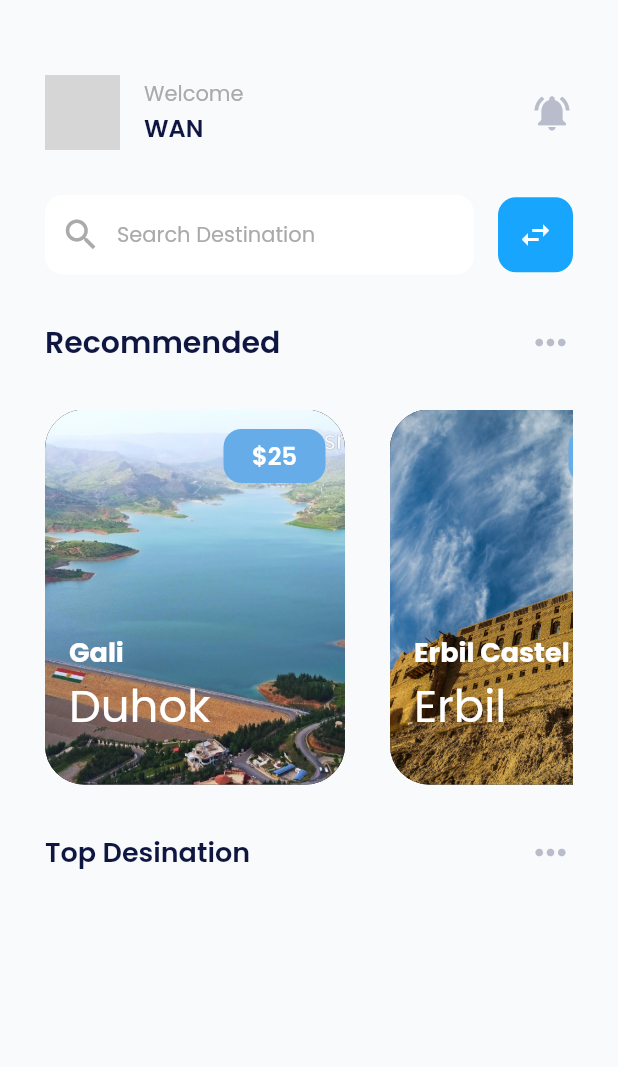
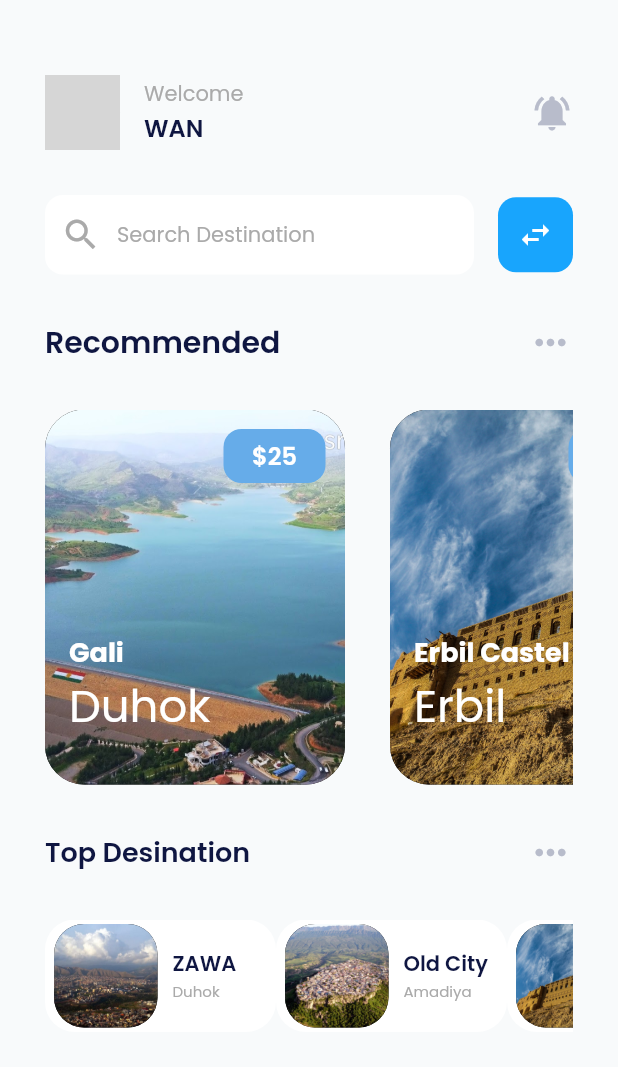
Before and after one commit to wano-77/tripadvisorr, a Flutter app: the screen it shows after launch, on a phone screen of 412 x 824 dp. Shown: the top 1067 px of the screen. Run offline on Flutter 3.47's test engine with Material 2 defaults, Android fonts, the light colour scheme and no system bars; our stand-ins replace google_fonts; grey boxes are pictures that could not be loaded.

Commit message:
top desination

```diff
--- /dev/null
+++ b/lib/components/card_top.dart
@@ -0,0 +1,50 @@
+import 'package:flutter/material.dart';
+import 'package:tripadvisor/utils/styles.dart';
+
+class CardTop extends StatelessWidget {
+final String name;
+final String image;
+final String location;
+
+
+
+  const CardTop({
+    required this.name,
+    required this.image,
+    required this.location,
+    super.key});
+
+  @override
+  Widget build(BuildContext context) {
+    return Container(
+decoration: BoxDecoration(color: white,
+borderRadius: BorderRadius.circular(20),
+),
+height: 75,
+width: 154,
+child: Row(
+  children: [
+    const SizedBox(width: 6),
+Container(
+decoration: BoxDecoration(color: black,
+borderRadius: BorderRadius.circular(20),
+image: DecorationImage(image:  AssetImage('assets/$image'),
+fit: BoxFit.cover,
+)
+),
+height: 69,
+width: 69,
+),
+SizedBox(width: xsmall,),
+Column(
+ crossAxisAlignment: CrossAxisAlignment.start,
+ mainAxisAlignment: MainAxisAlignment.center,
+  children: [
+Text(name,style: heading4,),
+Text(location,style: p3),
+
+],)
+],),
+    );
+  }
+}
--- a/lib/components/top.dart
+++ b/lib/components/top.dart
@@ -0,0 +1,23 @@
+import 'package:flutter/material.dart';
+import 'package:tripadvisor/components/card_top.dart';
+
+class Top extends StatelessWidget {
+  const Top({super.key});
+
+  @override
+  Widget build(BuildContext context) {
+    return SizedBox(
+      height: 75,
+      child: ListView(
+        scrollDirection: Axis.horizontal,
+        physics: const BouncingScrollPhysics(),
+children: const [
+  CardTop(name: 'ZAWA', image: 'duhok.jpg', location: 'Duhok'),
+  CardTop(name: 'Old City', image: 'amadiya.jpg', location: 'Amadiya'),
+  CardTop(name: 'Castel', image: 'arbil.jpeg', location: 'Erbil')
+],
+
+      ),
+    );
+  }
+}
--- a/lib/pages/home_page.dart
+++ b/lib/pages/home_page.dart
@@ -3,6 +3,7 @@ import 'package:tripadvisor/components/heading.dart';
 import 'package:tripadvisor/components/label_section.dart';
 import 'package:tripadvisor/components/recommended.dart';
 import 'package:tripadvisor/components/search.dart';
+import 'package:tripadvisor/components/top.dart';
 import 'package:tripadvisor/utils/styles.dart';
 
 class HomePage extends StatelessWidget {
@@ -26,6 +27,8 @@ body: SafeArea(
            const Recommended(),
            SizedBox(height: medium),
            LabelSection(texto: 'Top Desination', style: heading2),
+           SizedBox(height: medium),
+           const Top(),
       ],
     ),
   ),
```
